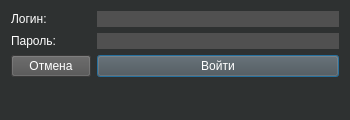
Old version of the form loginwindow.ui in the repository silveoo/carwashui.
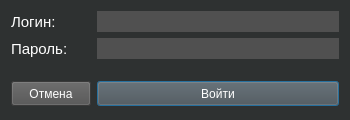
New version of the form.

What changed in the file:
```diff
--- a/loginwindow.ui
+++ b/loginwindow.ui
@@ -470,470 +470,13 @@
   <layout class="QVBoxLayout" name="verticalLayout">
    <item>
     <layout class="QFormLayout" name="formLayout">
-     <item row="2" column="0">
-      <widget class="QPushButton" name="pushButton">
-       <property name="palette">
-        <palette>
-         <active>
-          <colorrole role="WindowText">
-           <brush brushstyle="SolidPattern">
-            <color alpha="255">
-             <red>255</red>
-             <green>255</green>
-             <blue>255</blue>
-            </color>
-           </brush>
-          </colorrole>
-          <colorrole role="Button">
-           <brush brushstyle="SolidPattern">
-            <color alpha="255">
-             <red>46</red>
-             <green>49</green>
-             <blue>49</blue>
-            </color>
-           </brush>
-          </colorrole>
-          <colorrole role="Light">
-           <brush brushstyle="SolidPattern">
-            <color alpha="255">
-             <red>69</red>
-             <green>73</green>
-             <blue>73</blue>
-            </color>
-           </brush>
-          </colorrole>
-          <colorrole role="Midlight">
-           <brush brushstyle="SolidPattern">
-            <color alpha="255">
-             <red>57</red>
-             <green>61</green>
-             <blue>61</blue>
-            </color>
-           </brush>
-          </colorrole>
-          <colorrole role="Dark">
-           <brush brushstyle="SolidPattern">
-            <color alpha="255">
-             <red>23</red>
-             <green>24</green>
-             <blue>24</blue>
-            </color>
-           </brush>
-          </colorrole>
-          <colorrole role="Mid">
-           <brush brushstyle="SolidPattern">
-            <color alpha="255">
-             <red>31</red>
-             <green>33</green>
-             <blue>33</blue>
-            </color>
-           </brush>
-          </colorrole>
-          <colorrole role="Text">
-           <brush brushstyle="SolidPattern">
-            <color alpha="255">
-             <red>255</red>
-             <green>255</green>
-             <blue>255</blue>
-            </color>
-           </brush>
-          </colorrole>
-          <colorrole role="BrightText">
-           <brush brushstyle="SolidPattern">
-            <color alpha="255">
-             <red>255</red>
-             <green>255</green>
-             <blue>255</blue>
-            </color>
-           </brush>
-          </colorrole>
-          <colorrole role="ButtonText">
-           <brush brushstyle="SolidPattern">
-            <color alpha="255">
-             <red>255</red>
-             <green>255</green>
-             <blue>255</blue>
-            </color>
-           </brush>
-          </colorrole>
-          <colorrole role="Base">
-           <brush brushstyle="SolidPattern">
-            <color alpha="255">
-             <red>0</red>
-             <green>0</green>
-             <blue>0</blue>
-            </color>
-           </brush>
-          </colorrole>
-          <colorrole role="Window">
-           <brush brushstyle="SolidPattern">
-            <color alpha="255">
-             <red>46</red>
-             <green>49</green>
-             <blue>49</blue>
-            </color>
-           </brush>
-          </colorrole>
-          <colorrole role="Shadow">
-           <brush brushstyle="SolidPattern">
-            <color alpha="255">
-             <red>0</red>
-             <green>0</green>
-             <blue>0</blue>
-            </color>
-           </brush>
-          </colorrole>
-          <colorrole role="AlternateBase">
-           <brush brushstyle="SolidPattern">
-            <color alpha="255">
-             <red>23</red>
-             <green>24</green>
-             <blue>24</blue>
-            </color>
-           </brush>
-          </colorrole>
-          <colorrole role="ToolTipBase">
-           <brush brushstyle="SolidPattern">
-            <color alpha="255">
-             <red>255</red>
-             <green>255</green>
-             <blue>220</blue>
-            </color>
-           </brush>
-          </colorrole>
-          <colorrole role="ToolTipText">
-           <brush brushstyle="SolidPattern">
-            <color alpha="255">
-             <red>0</red>
-             <green>0</green>
-             <blue>0</blue>
-            </color>
-           </brush>
-          </colorrole>
-          <colorrole role="PlaceholderText">
-           <brush brushstyle="SolidPattern">
-            <color alpha="127">
-             <red>255</red>
-             <green>255</green>
-             <blue>255</blue>
-            </color>
-           </brush>
-          </colorrole>
-         </active>
-         <inactive>
-          <colorrole role="WindowText">
-           <brush brushstyle="SolidPattern">
-            <color alpha="255">
-             <red>255</red>
-             <green>255</green>
-             <blue>255</blue>
-            </color>
-           </brush>
-          </colorrole>
-          <colorrole role="Button">
-           <brush brushstyle="SolidPattern">
-            <color alpha="255">
-             <red>46</red>
-             <green>49</green>
-             <blue>49</blue>
-            </color>
-           </brush>
-          </colorrole>
-          <colorrole role="Light">
-           <brush brushstyle="SolidPattern">
-            <color alpha="255">
-             <red>69</red>
-             <green>73</green>
-             <blue>73</blue>
-            </color>
-           </brush>
-          </colorrole>
-          <colorrole role="Midlight">
-           <brush brushstyle="SolidPattern">
-            <color alpha="255">
-             <red>57</red>
-             <green>61</green>
-             <blue>61</blue>
-            </color>
-           </brush>
-          </colorrole>
-          <colorrole role="Dark">
-           <brush brushstyle="SolidPattern">
-            <color alpha="255">
-             <red>23</red>
-             <green>24</green>
-             <blue>24</blue>
-            </color>
-           </brush>
-          </colorrole>
-          <colorrole role="Mid">
-           <brush brushstyle="SolidPattern">
-            <color alpha="255">
-             <red>31</red>
-             <green>33</green>
-             <blue>33</blue>
-            </color>
-           </brush>
-          </colorrole>
-          <colorrole role="Text">
-           <brush brushstyle="SolidPattern">
-            <color alpha="255">
-             <red>255</red>
-             <green>255</green>
-             <blue>255</blue>
-            </color>
-           </brush>
-          </colorrole>
-          <colorrole role="BrightText">
-           <brush brushstyle="SolidPattern">
-            <color alpha="255">
-             <red>255</red>
-             <green>255</green>
-             <blue>255</blue>
-            </color>
-           </brush>
-          </colorrole>
-          <colorrole role="ButtonText">
-           <brush brushstyle="SolidPattern">
-            <color alpha="255">
-             <red>255</red>
-             <green>255</green>
-             <blue>255</blue>
-            </color>
-           </brush>
-          </colorrole>
-          <colorrole role="Base">
-           <brush brushstyle="SolidPattern">
-            <color alpha="255">
-             <red>0</red>
-             <green>0</green>
-             <blue>0</blue>
-            </color>
-           </brush>
-          </colorrole>
-          <colorrole role="Window">
-           <brush brushstyle="SolidPattern">
-            <color alpha="255">
-             <red>46</red>
-             <green>49</green>
-             <blue>49</blue>
-            </color>
-           </brush>
-          </colorrole>
-          <colorrole role="Shadow">
-           <brush brushstyle="SolidPattern">
-            <color alpha="255">
-             <red>0</red>
-             <green>0</green>
-             <blue>0</blue>
-            </color>
-           </brush>
-          </colorrole>
-          <colorrole role="AlternateBase">
-           <brush brushstyle="SolidPattern">
-            <color alpha="255">
-             <red>23</red>
-             <green>24</green>
-             <blue>24</blue>
-            </color>
-           </brush>
-          </colorrole>
-          <colorrole role="ToolTipBase">
-           <brush brushstyle="SolidPattern">
-            <color alpha="255">
-             <red>255</red>
-             <green>255</green>
-             <blue>220</blue>
-            </color>
-           </brush>
-          </colorrole>
-          <colorrole role="ToolTipText">
-           <brush brushstyle="SolidPattern">
-            <color alpha="255">
-             <red>0</red>
-             <green>0</green>
-             <blue>0</blue>
-            </color>
-           </brush>
-          </colorrole>
-          <colorrole role="PlaceholderText">
-           <brush brushstyle="SolidPattern">
-            <color alpha="127">
-             <red>255</red>
-             <green>255</green>
-             <blue>255</blue>
-            </color>
-           </brush>
-          </colorrole>
-         </inactive>
-         <disabled>
-          <colorrole role="WindowText">
-           <brush brushstyle="SolidPattern">
-            <color alpha="255">
-             <red>23</red>
-             <green>24</green>
-             <blue>24</blue>
-            </color>
-           </brush>
-          </colorrole>
-          <colorrole role="Button">
-           <brush brushstyle="SolidPattern">
-            <color alpha="255">
-             <red>46</red>
-             <green>49</green>
-             <blue>49</blue>
-            </color>
-           </brush>
-          </colorrole>
-          <colorrole role="Light">
-           <brush brushstyle="SolidPattern">
-            <color alpha="255">
-             <red>69</red>
-             <green>73</green>
-             <blue>73</blue>
-            </color>
-           </brush>
-          </colorrole>
-          <colorrole role="Midlight">
-           <brush brushstyle="SolidPattern">
-            <color alpha="255">
-             <red>57</red>
-             <green>61</green>
-             <blue>61</blue>
-            </color>
-           </brush>
-          </colorrole>
-          <colorrole role="Dark">
-           <brush brushstyle="SolidPattern">
-            <color alpha="255">
-             <red>23</red>
-             <green>24</green>
-             <blue>24</blue>
-            </color>
-           </brush>
-          </colorrole>
-          <colorrole role="Mid">
-           <brush brushstyle="SolidPattern">
-            <color alpha="255">
-             <red>31</red>
-             <green>33</green>
-             <blue>33</blue>
-            </color>
-           </brush>
-          </colorrole>
-          <colorrole role="Text">
-           <brush brushstyle="SolidPattern">
-            <color alpha="255">
-             <red>23</red>
-             <green>24</green>
-             <blue>24</blue>
-            </color>
-           </brush>
-          </colorrole>
-          <colorrole role="BrightText">
-           <brush brushstyle="SolidPattern">
-            <color alpha="255">
-             <red>255</red>
-             <green>255</green>
-             <blue>255</blue>
-            </color>
-           </brush>
-          </colorrole>
-          <colorrole role="ButtonText">
-           <brush brushstyle="SolidPattern">
-            <color alpha="255">
-             <red>23</red>
-             <green>24</green>
-             <blue>24</blue>
-            </color>
-           </brush>
-          </colorrole>
-          <colorrole role="Base">
-           <brush brushstyle="SolidPattern">
-            <color alpha="255">
-             <red>46</red>
-             <green>49</green>
-             <blue>49</blue>
-            </color>
-           </brush>
-          </colorrole>
-          <colorrole role="Window">
-           <brush brushstyle="SolidPattern">
-            <color alpha="255">
-             <red>46</red>
-             <green>49</green>
-             <blue>49</blue>
-            </color>
-           </brush>
-          </colorrole>
-          <colorrole role="Shadow">
-           <brush brushstyle="SolidPattern">
-            <color alpha="255">
-             <red>0</red>
-             <green>0</green>
-             <blue>0</blue>
-            </color>
-           </brush>
-          </colorrole>
-          <colorrole role="AlternateBase">
-           <brush brushstyle="SolidPattern">
-            <color alpha="255">
-             <red>46</red>
-             <green>49</green>
-             <blue>49</blue>
-            </color>
-           </brush>
-          </colorrole>
-          <colorrole role="ToolTipBase">
-           <brush brushstyle="SolidPattern">
-            <color alpha="255">
-             <red>255</red>
-             <green>255</green>
-             <blue>220</blue>
-            </color>
-           </brush>
-          </colorrole>
-          <colorrole role="ToolTipText">
-           <brush brushstyle="SolidPattern">
-            <color alpha="255">
-             <red>0</red>
-             <green>0</green>
-             <blue>0</blue>
-            </color>
-           </brush>
-          </colorrole>
-          <colorrole role="PlaceholderText">
-           <brush brushstyle="SolidPattern">
-            <color alpha="127">
-             <red>23</red>
-             <green>24</green>
-             <blue>24</blue>
-            </color>
-           </brush>
-          </colorrole>
-         </disabled>
-        </palette>
-       </property>
-       <property name="styleSheet">
-        <string notr="true">background-color: rgb(80, 80, 80);</string>
-       </property>
-       <property name="text">
-        <string>Отмена</string>
-       </property>
-       <property name="autoDefault">
-        <bool>false</bool>
-       </property>
-      </widget>
-     </item>
-     <item row="1" column="0">
-      <widget class="QLabel" name="label">
-       <property name="text">
-        <string>Пароль:</string>
-       </property>
-      </widget>
-     </item>
      <item row="0" column="0">
       <widget class="QLabel" name="label_2">
+       <property name="font">
+        <font>
+         <pointsize>11</pointsize>
+        </font>
+       </property>
        <property name="text">
         <string>Логин:</string>
        </property>
@@ -1140,6 +683,11 @@
          </disabled>
         </palette>
        </property>
+       <property name="font">
+        <font>
+         <pointsize>12</pointsize>
+        </font>
+       </property>
        <property name="styleSheet">
         <string notr="true">color: rgb(255, 255, 255);
 border-color: rgb(121, 121, 121);
@@ -1154,8 +702,25 @@
        </property>
       </widget>
      </item>
+     <item row="1" column="0">
+      <widget class="QLabel" name="label">
+       <property name="font">
+        <font>
+         <pointsize>11</pointsize>
+        </font>
+       </property>
+       <property name="text">
+        <string>Пароль:</string>
+       </property>
+      </widget>
+     </item>
      <item row="1" column="1">
       <widget class="QLineEdit" name="lineEdit_password">
+       <property name="font">
+        <font>
+         <pointsize>12</pointsize>
+        </font>
+       </property>
        <property name="styleSheet">
         <string notr="true">background-color: rgb(80, 80, 80);
 alternate-background-color: rgb(125, 125, 125);
@@ -1174,7 +739,495 @@
       </widget>
      </item>
      <item row="2" column="1">
+      <spacer name="verticalSpacer">
+       <property name="orientation">
+        <enum>Qt::Vertical</enum>
+       </property>
+       <property name="sizeType">
+        <enum>QSizePolicy::Fixed</enum>
+       </property>
+       <property name="sizeHint" stdset="0">
+        <size>
+         <width>20</width>
+         <height>10</height>
+        </size>
+       </property>
+      </spacer>
+     </item>
+     <item row="3" column="0">
+      <widget class="QPushButton" name="pushButton">
+       <property name="minimumSize">
+        <size>
+         <width>0</width>
+         <height>25</height>
+        </size>
+       </property>
+       <property name="palette">
+        <palette>
+         <active>
+          <colorrole role="WindowText">
+           <brush brushstyle="SolidPattern">
+            <color alpha="255">
+             <red>255</red>
+             <green>255</green>
+             <blue>255</blue>
+            </color>
+           </brush>
+          </colorrole>
+          <colorrole role="Button">
+           <brush brushstyle="SolidPattern">
+            <color alpha="255">
+             <red>80</red>
+             <green>80</green>
+             <blue>80</blue>
+            </color>
+           </brush>
+          </colorrole>
+          <colorrole role="Light">
+           <brush brushstyle="SolidPattern">
+            <color alpha="255">
+             <red>69</red>
+             <green>73</green>
+             <blue>73</blue>
+            </color>
+           </brush>
+          </colorrole>
+          <colorrole role="Midlight">
+           <brush brushstyle="SolidPattern">
+            <color alpha="255">
+             <red>57</red>
+             <green>61</green>
+             <blue>61</blue>
+            </color>
+           </brush>
+          </colorrole>
+          <colorrole role="Dark">
+           <brush brushstyle="SolidPattern">
+            <color alpha="255">
+             <red>23</red>
+             <green>24</green>
+             <blue>24</blue>
+            </color>
+           </brush>
+          </colorrole>
+          <colorrole role="Mid">
+           <brush brushstyle="SolidPattern">
+            <color alpha="255">
+             <red>31</red>
+             <green>33</green>
+             <blue>33</blue>
+            </color>
+           </brush>
+          </colorrole>
+          <colorrole role="Text">
+           <brush brushstyle="SolidPattern">
+            <color alpha="255">
+             <red>255</red>
+             <green>255</green>
+             <blue>255</blue>
+            </color>
+           </brush>
+          </colorrole>
+          <colorrole role="BrightText">
+           <brush brushstyle="SolidPattern">
+            <color alpha="255">
+             <red>255</red>
+             <green>255</green>
+             <blue>255</blue>
+            </color>
+           </brush>
+          </colorrole>
+          <colorrole role="ButtonText">
+           <brush brushstyle="SolidPattern">
+            <color alpha="255">
+             <red>255</red>
+             <green>255</green>
+             <blue>255</blue>
+            </color>
+           </brush>
+          </colorrole>
+          <colorrole role="Base">
+           <brush brushstyle="SolidPattern">
+            <color alpha="255">
+             <red>80</red>
+             <green>80</green>
+             <blue>80</blue>
+            </color>
+           </brush>
+          </colorrole>
+          <colorrole role="Window">
+           <brush brushstyle="SolidPattern">
+            <color alpha="255">
+             <red>80</red>
+             <green>80</green>
+             <blue>80</blue>
+            </color>
+           </brush>
+          </colorrole>
+          <colorrole role="Shadow">
+           <brush brushstyle="SolidPattern">
+            <color alpha="255">
+             <red>0</red>
+             <green>0</green>
+             <blue>0</blue>
+            </color>
+           </brush>
+          </colorrole>
+          <colorrole role="AlternateBase">
+           <brush brushstyle="SolidPattern">
+            <color alpha="255">
+             <red>23</red>
+             <green>24</green>
+             <blue>24</blue>
+            </color>
+           </brush>
+          </colorrole>
+          <colorrole role="ToolTipBase">
+           <brush brushstyle="SolidPattern">
+            <color alpha="255">
+             <red>255</red>
+             <green>255</green>
+             <blue>220</blue>
+            </color>
+           </brush>
+          </colorrole>
+          <colorrole role="ToolTipText">
+           <brush brushstyle="SolidPattern">
+            <color alpha="255">
+             <red>0</red>
+             <green>0</green>
+             <blue>0</blue>
+            </color>
+           </brush>
+          </colorrole>
+          <colorrole role="PlaceholderText">
+           <brush brushstyle="SolidPattern">
+            <color alpha="127">
+             <red>255</red>
+             <green>255</green>
+             <blue>255</blue>
+            </color>
+           </brush>
+          </colorrole>
+         </active>
+         <inactive>
+          <colorrole role="WindowText">
+           <brush brushstyle="SolidPattern">
+            <color alpha="255">
+             <red>255</red>
+             <green>255</green>
+             <blue>255</blue>
+            </color>
+           </brush>
+          </colorrole>
+          <colorrole role="Button">
+           <brush brushstyle="SolidPattern">
+            <color alpha="255">
+             <red>80</red>
+             <green>80</green>
+             <blue>80</blue>
+            </color>
+           </brush>
+          </colorrole>
+          <colorrole role="Light">
+           <brush brushstyle="SolidPattern">
+            <color alpha="255">
+             <red>69</red>
+             <green>73</green>
+             <blue>73</blue>
+            </color>
+           </brush>
+          </colorrole>
+          <colorrole role="Midlight">
+           <brush brushstyle="SolidPattern">
+            <color alpha="255">
+             <red>57</red>
+             <green>61</green>
+             <blue>61</blue>
+            </color>
+           </brush>
+          </colorrole>
+          <colorrole role="Dark">
+           <brush brushstyle="SolidPattern">
+            <color alpha="255">
+             <red>23</red>
+             <green>24</green>
+             <blue>24</blue>
+            </color>
+           </brush>
+          </colorrole>
+          <colorrole role="Mid">
+           <brush brushstyle="SolidPattern">
+            <color alpha="255">
+             <red>31</red>
+             <green>33</green>
+             <blue>33</blue>
+            </color>
+           </brush>
+          </colorrole>
+          <colorrole role="Text">
+           <brush brushstyle="SolidPattern">
+            <color alpha="255">
+             <red>255</red>
+             <green>255</green>
+             <blue>255</blue>
+            </color>
+           </brush>
+          </colorrole>
+          <colorrole role="BrightText">
+           <brush brushstyle="SolidPattern">
+            <color alpha="255">
+             <red>255</red>
+             <green>255</green>
+             <blue>255</blue>
+            </color>
+           </brush>
+          </colorrole>
+          <colorrole role="ButtonText">
+           <brush brushstyle="SolidPattern">
+            <color alpha="255">
+             <red>255</red>
+             <green>255</green>
+             <blue>255</blue>
+            </color>
+           </brush>
+          </colorrole>
+          <colorrole role="Base">
+           <brush brushstyle="SolidPattern">
+            <color alpha="255">
+             <red>80</red>
+             <green>80</green>
+             <blue>80</blue>
+            </color>
+           </brush>
+          </colorrole>
+          <colorrole role="Window">
+           <brush brushstyle="SolidPattern">
+            <color alpha="255">
+             <red>80</red>
+             <green>80</green>
+             <blue>80</blue>
+            </color>
+           </brush>
+          </colorrole>
+          <colorrole role="Shadow">
+           <brush brushstyle="SolidPattern">
+            <color alpha="255">
+             <red>0</red>
+             <green>0</green>
+             <blue>0</blue>
+            </color>
+           </brush>
+          </colorrole>
+          <colorrole role="AlternateBase">
+           <brush brushstyle="SolidPattern">
+            <color alpha="255">
+             <red>23</red>
+             <green>24</green>
+             <blue>24</blue>
+            </color>
+           </brush>
+          </colorrole>
+          <colorrole role="ToolTipBase">
+           <brush brushstyle="SolidPattern">
+            <color alpha="255">
+             <red>255</red>
+             <green>255</green>
+             <blue>220</blue>
+            </color>
+           </brush>
+          </colorrole>
+          <colorrole role="ToolTipText">
+           <brush brushstyle="SolidPattern">
+            <color alpha="255">
+             <red>0</red>
+             <green>0</green>
+             <blue>0</blue>
+            </color>
+           </brush>
+          </colorrole>
+          <colorrole role="PlaceholderText">
+           <brush brushstyle="SolidPattern">
+            <color alpha="127">
+             <red>255</red>
+             <green>255</green>
+             <blue>255</blue>
+            </color>
+           </brush>
+          </colorrole>
+         </inactive>
+         <disabled>
+          <colorrole role="WindowText">
+           <brush brushstyle="SolidPattern">
+            <color alpha="255">
+             <red>23</red>
+             <green>24</green>
+             <blue>24</blue>
+            </color>
+           </brush>
+          </colorrole>
+          <colorrole role="Button">
+           <brush brushstyle="SolidPattern">
+            <color alpha="255">
+             <red>80</red>
+             <green>80</green>
+             <blue>80</blue>
+            </color>
+           </brush>
+          </colorrole>
+          <colorrole role="Light">
+           <brush brushstyle="SolidPattern">
+            <color alpha="255">
+             <red>69</red>
+             <green>73</green>
+             <blue>73</blue>
+            </color>
+           </brush>
+          </colorrole>
+          <colorrole role="Midlight">
+           <brush brushstyle="SolidPattern">
+            <color alpha="255">
+             <red>57</red>
+             <green>61</green>
+             <blue>61</blue>
+            </color>
+           </brush>
+          </colorrole>
+          <colorrole role="Dark">
+           <brush brushstyle="SolidPattern">
+            <color alpha="255">
+             <red>23</red>
+             <green>24</green>
+             <blue>24</blue>
+            </color>
+           </brush>
+          </colorrole>
+          <colorrole role="Mid">
+           <brush brushstyle="SolidPattern">
+            <color alpha="255">
+             <red>31</red>
+             <green>33</green>
+             <blue>33</blue>
+            </color>
+           </brush>
+          </colorrole>
+          <colorrole role="Text">
+           <brush brushstyle="SolidPattern">
+            <color alpha="255">
+             <red>23</red>
+             <green>24</green>
+             <blue>24</blue>
+            </color>
+           </brush>
+          </colorrole>
+          <colorrole role="BrightText">
+           <brush brushstyle="SolidPattern">
+            <color alpha="255">
+             <red>255</red>
+             <green>255</green>
+             <blue>255</blue>
+            </color>
+           </brush>
+          </colorrole>
+          <colorrole role="ButtonText">
+           <brush brushstyle="SolidPattern">
+            <color alpha="255">
+             <red>23</red>
+             <green>24</green>
+             <blue>24</blue>
+            </color>
+           </brush>
+          </colorrole>
+          <colorrole role="Base">
+           <brush brushstyle="SolidPattern">
+            <color alpha="255">
+             <red>80</red>
+             <green>80</green>
+             <blue>80</blue>
+            </color>
+           </brush>
+          </colorrole>
+          <colorrole role="Window">
+           <brush brushstyle="SolidPattern">
+            <color alpha="255">
+             <red>80</red>
+             <green>80</green>
+             <blue>80</blue>
+            </color>
+           </brush>
+          </colorrole>
+          <colorrole role="Shadow">
+           <brush brushstyle="SolidPattern">
+            <color alpha="255">
+             <red>0</red>
+             <green>0</green>
+             <blue>0</blue>
+            </color>
+           </brush>
+          </colorrole>
+          <colorrole role="AlternateBase">
+           <brush brushstyle="SolidPattern">
+            <color alpha="255">
+             <red>46</red>
+             <green>49</green>
+             <blue>49</blue>
+            </color>
+           </brush>
+          </colorrole>
+          <colorrole role="ToolTipBase">
+           <brush brushstyle="SolidPattern">
+            <color alpha="255">
+             <red>255</red>
+             <green>255</green>
+             <blue>220</blue>
+            </color>
+           </brush>
+          </colorrole>
+          <colorrole role="ToolTipText">
+           <brush brushstyle="SolidPattern">
+            <color alpha="255">
+             <red>0</red>
+             <green>0</green>
+             <blue>0</blue>
+            </color>
+           </brush>
+          </colorrole>
+          <colorrole role="PlaceholderText">
+           <brush brushstyle="SolidPattern">
+            <color alpha="127">
+             <red>23</red>
+             <green>24</green>
+             <blue>24</blue>
+            </color>
+           </brush>
+          </colorrole>
+         </disabled>
+        </palette>
+       </property>
+       <property name="font">
+        <font>
+         <pointsize>9</pointsize>
+        </font>
+       </property>
+       <property name="styleSheet">
+        <string notr="true">background-color: rgb(80, 80, 80);</string>
+       </property>
+       <property name="text">
+        <string>Отмена</string>
+       </property>
+       <property name="autoDefault">
+        <bool>false</bool>
+       </property>
+      </widget>
+     </item>
+     <item row="3" column="1">
       <widget class="QPushButton" name="pushButton_3">
+       <property name="minimumSize">
+        <size>
+         <width>0</width>
+         <height>25</height>
+        </size>
+       </property>
        <property name="palette">
         <palette>
          <active>
@@ -1617,6 +1670,11 @@
          </disabled>
         </palette>
        </property>
+       <property name="font">
+        <font>
+         <pointsize>9</pointsize>
+        </font>
+       </property>
        <property name="styleSheet">
         <string notr="true">background-color: rgb(80, 80, 80);</string>
        </property>
```
